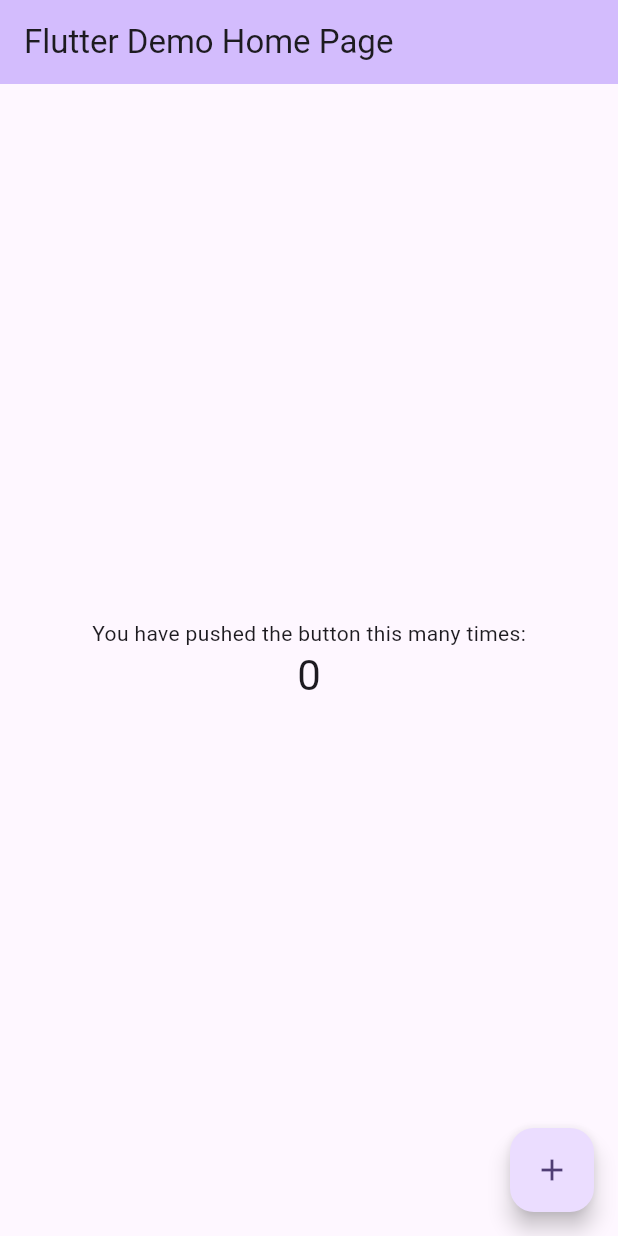
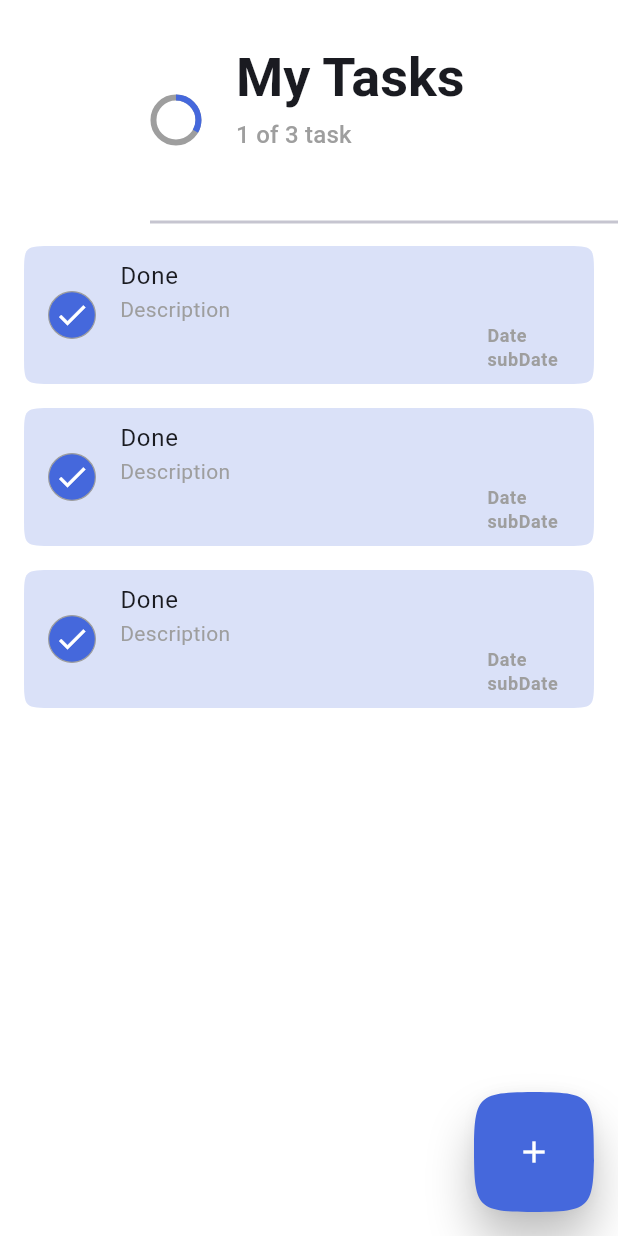
Before and after one commit to Yossef-Dawoad/el-todo, a Flutter app: the screen it shows after launch, on a phone screen of 412 x 824 dp. Run offline on Flutter 3.47's test engine with Material 3 defaults, Android fonts, the phone set to English and light mode, and no system bars; our stand-ins replace lottie.

Commit message:
implement home view

```diff
--- a/lib/main.dart
+++ b/lib/main.dart
@@ -1,4 +1,7 @@
+import 'package:el_todo/utils/theming.dart';
 import 'package:flutter/material.dart';
+
+import 'views/home/home_view.dart';
 
 void main() {
   runApp(const MyApp());
@@ -12,114 +15,9 @@
   Widget build(BuildContext context) {
     return MaterialApp(
       title: 'Flutter Demo',
-      theme: ThemeData(
-        // This is the theme of your application.
-        //
-        // TRY THIS: Try running your application with "flutter run". You'll see
-        // the application has a purple toolbar. Then, without quitting the app,
-        // try changing the seedColor in the colorScheme below to Colors.green
-        // and then invoke "hot reload" (save your changes or press the "hot
-        // reload" button in a Flutter-supported IDE, or press "r" if you used
-        // the command line to start the app).
-        //
-        // Notice that the counter didn't reset back to zero; the application
-        // state is not lost during the reload. To reset the state, use hot
-        // restart instead.
-        //
-        // This works for code too, not just values: Most code changes can be
-        // tested with just a hot reload.
-        colorScheme: ColorScheme.fromSeed(seedColor: Colors.deepPurple),
-        useMaterial3: true,
-      ),
-      home: const MyHomePage(title: 'Flutter Demo Home Page'),
+      theme: AppThemes.lightTheme,
+      debugShowCheckedModeBanner: false,
+      home: HomeView(),
     );
   }
 }
-
-class MyHomePage extends StatefulWidget {
-  const MyHomePage({super.key, required this.title});
-
-  // This widget is the home page of your application. It is stateful, meaning
-  // that it has a State object (defined below) that contains fields that affect
-  // how it looks.
-
-  // This class is the configuration for the state. It holds the values (in this
-  // case the title) provided by the parent (in this case the App widget) and
-  // used by the build method of the State. Fields in a Widget subclass are
-  // always marked "final".
-
-  final String title;
-
-  @override
-  State<MyHomePage> createState() => _MyHomePageState();
-}
-
-class _MyHomePageState extends State<MyHomePage> {
-  int _counter = 0;
-
-  void _incrementCounter() {
-    setState(() {
-      // This call to setState tells the Flutter framework that something has
-      // changed in this State, which causes it to rerun the build method below
-      // so that the display can reflect the updated values. If we changed
-      // _counter without calling setState(), then the build method would not be
-      // called again, and so nothing would appear to happen.
-      _counter++;
-    });
-  }
-
-  @override
-  Widget build(BuildContext context) {
-    // This method is rerun every time setState is called, for instance as done
-    // by the _incrementCounter method above.
-    //
-    // The Flutter framework has been optimized to make rerunning build methods
-    // fast, so that you can just rebuild anything that needs updating rather
-    // than having to individually change instances of widgets.
-    return Scaffold(
-      appBar: AppBar(
-        // TRY THIS: Try changing the color here to a specific color (to
-        // Colors.amber, perhaps?) and trigger a hot reload to see the AppBar
-        // change color while the other colors stay the same.
-        backgroundColor: Theme.of(context).colorScheme.inversePrimary,
-        // Here we take the value from the MyHomePage object that was created by
-        // the App.build method, and use it to set our appbar title.
-        title: Text(widget.title),
-      ),
-      body: Center(
-        // Center is a layout widget. It takes a single child and positions it
-        // in the middle of the parent.
-        child: Column(
-          // Column is also a layout widget. It takes a list of children and
-          // arranges them vertically. By default, it sizes itself to fit its
-          // children horizontally, and tries to be as tall as its parent.
-          //
-          // Column has various properties to control how it sizes itself and
-          // how it positions its children. Here we use mainAxisAlignment to
-          // center the children vertically; the main axis here is the vertical
-          // axis because Columns are vertical (the cross axis would be
-          // horizontal).
-          //
-          // TRY THIS: Invoke "debug painting" (choose the "Toggle Debug Paint"
-          // action in the IDE, or press "p" in the console), to see the
-          // wireframe for each widget.
-          mainAxisAlignment: MainAxisAlignment.center,
-          children: <Widget>[
-            const Text(
-              'You have pushed the button this many times:',
-            ),
-            Text(
-              '$_counter',
-              style: Theme.of(context).textTheme.headlineMedium,
-            ),
-          ],
-        ),
-      ),
-      floatingActionButton: FloatingActionButton(
-        onPressed: _incrementCounter,
-        tooltip: 'Increment',
-        child: const Icon(Icons.add),
-      ), // This trailing comma makes auto-formatting nicer for build methods.
-    );
-  }
-}
--- /dev/null
+++ b/lib/utils/extensions/sized_box_ext.dart
@@ -0,0 +1,6 @@
+import 'package:flutter/material.dart';
+
+class WhiteSpaces {
+  static SizedBox verticalSpace(double val) => SizedBox(height: val);
+  static SizedBox horizontalSpace(double val) => SizedBox(width: val);
+}
--- a/lib/utils/theme.dart
+++ /dev/null
@@ -1,39 +0,0 @@
-import 'package:flutter/material.dart';
-
-class AppThemes {
-  static ThemeData get lightTheme {
-    return ThemeData(
-      textTheme: const TextTheme(
-        //headline1
-        displayLarge: TextStyle(
-          color: Colors.black,
-          fontSize: 45,
-          fontWeight: FontWeight.bold,
-        ),
-        //subtitle1
-        titleMedium: TextStyle(
-          color: Colors.grey,
-          fontSize: 16,
-          fontWeight: FontWeight.w300,
-        ),
-        // headline2
-        displayMedium: TextStyle(color: Colors.white, fontSize: 21),
-        // headline3
-        displaySmall: TextStyle(
-          color: Color.fromARGB(255, 234, 234, 234),
-          fontSize: 14,
-          fontWeight: FontWeight.w400,
-        ),
-        //headline4
-        headlineMedium: TextStyle(color: Colors.grey, fontSize: 17),
-        //headline5
-        headlineSmall: TextStyle(color: Colors.grey, fontSize: 16),
-        //subtitle2
-        titleSmall: TextStyle(color: Colors.black, fontWeight: FontWeight.w500),
-        //headline6
-        titleLarge: TextStyle(
-            fontSize: 40, color: Colors.black, fontWeight: FontWeight.w300),
-      ),
-    );
-  }
-}
--- /dev/null
+++ b/lib/utils/theming.dart
@@ -0,0 +1,12 @@
+import 'package:el_todo/utils/app_colors.dart';
+import 'package:flutter/material.dart';
+
+class AppThemes {
+  static ThemeData get lightTheme {
+    return ThemeData(
+        useMaterial3: true,
+        colorScheme: ColorScheme.fromSeed(
+          seedColor: Pallete.primaryColor,
+        ));
+  }
+}
--- /dev/null
+++ b/lib/views/home/home_view.dart
@@ -0,0 +1,148 @@
+import 'package:el_todo/utils/app_colors.dart';
+import 'package:el_todo/utils/extensions/sized_box_ext.dart';
+import 'package:el_todo/utils/strings.dart';
+import 'package:flutter/gestures.dart';
+import 'package:flutter/material.dart';
+import 'package:flutter/widgets.dart';
+import 'package:lottie/lottie.dart';
+
+import 'widgets/task_tile.dart';
+
+class HomeView extends StatefulWidget {
+  const HomeView({super.key});
+
+  @override
+  State<HomeView> createState() => _HomeViewState();
+}
+
+class _HomeViewState extends State<HomeView> {
+  List<String> testingList = [
+    'Done',
+    'To Do',
+    'Doing',
+  ];
+  @override
+  Widget build(BuildContext context) {
+    return Scaffold(
+      backgroundColor: Colors.white,
+      floatingActionButton: SizedBox(
+        width: 80,
+        height: 80,
+        child: FloatingActionButton(
+          shape: ContinuousRectangleBorder(
+            borderRadius: BorderRadius.circular(80 * 0.6),
+          ),
+          elevation: 10.0,
+          onPressed: () {},
+          backgroundColor: Pallete.primaryColor,
+          child: const Icon(Icons.add, color: Colors.white),
+        ),
+      ),
+      body: SafeArea(
+        child: SizedBox(
+          height: double.infinity,
+          width: double.infinity,
+          child: Column(
+            children: [
+              Container(
+                margin: const EdgeInsets.only(top: 30),
+                height: 100,
+                child: Row(
+                  mainAxisAlignment: MainAxisAlignment.center,
+                  children: [
+                    const SizedBox(
+                      height: 30,
+                      width: 30,
+                      child: CircularProgressIndicator(
+                        backgroundColor: Colors.grey,
+                        value: 1 / 3,
+                        valueColor:
+                            AlwaysStoppedAnimation<Color>(Pallete.primaryColor),
+                      ),
+                    ),
+                    WhiteSpaces.horizontalSpace(25),
+                    Column(
+                      crossAxisAlignment: CrossAxisAlignment.start,
+                      children: [
+                        Text(
+                          AppString.mainTitle,
+                          style: Theme.of(context)
+                              .textTheme
+                              .displaySmall
+                              ?.copyWith(fontWeight: FontWeight.w600),
+                        ),
+                        WhiteSpaces.verticalSpace(4),
+                        Text(
+                          "1 of 3 task",
+                          style: Theme.of(context)
+                              .textTheme
+                              .titleMedium
+                              ?.copyWith(color: Colors.grey),
+                        ),
+                      ],
+                    )
+                  ],
+                ),
+              ),
+              //Divider
+              const Padding(
+                  padding: EdgeInsets.only(top: 10),
+                  child: Divider(indent: 100, thickness: 2)),
+              Expanded(
+                child: testingList.isNotEmpty
+                    ? ListView.builder(
+                        physics: const BouncingScrollPhysics(),
+                        itemCount: testingList.length,
+                        itemBuilder: (context, index) => Dismissible(
+                          key: UniqueKey(),
+                          dismissThresholds: const {
+                            DismissDirection.startToEnd: 0.7,
+                            DismissDirection.endToStart: 0.6,
+                          },
+                          dragStartBehavior: DragStartBehavior.down,
+                          onDismissed: (direction) {
+                            print(testingList);
+                            testingList.removeAt(index);
+                            setState(() {});
+                            ScaffoldMessenger.of(context).showSnackBar(
+                              SnackBar(
+                                content: Text('${testingList[index]} deleted'),
+                              ),
+                            );
+                          },
+                          background: Row(
+                            mainAxisAlignment: MainAxisAlignment.center,
+                            children: [
+                              Icon(
+                                Icons.delete_outline_rounded,
+                                color: Colors.red,
+                              ),
+                              WhiteSpaces.horizontalSpace(8),
+                              Text(AppString.deletedTask)
+                            ],
+                          ),
+                          child: TaskTileWidget(),
+                        ),
+                      )
+                    : Column(
+                        mainAxisAlignment: MainAxisAlignment.center,
+                        children: [
+                          SizedBox(
+                            width: 200,
+                            height: 200,
+                            child: Lottie.asset(
+                              'assets/lottie/1.json',
+                              animate: testingList.isNotEmpty ? false : true,
+                            ),
+                          ),
+                          const Text(AppString.doneAllTask),
+                        ],
+                      ),
+              )
+            ],
+          ),
+        ),
+      ),
+    );
+  }
+}
--- /dev/null
+++ b/lib/views/home/widgets/task_tile.dart
@@ -0,0 +1,84 @@
+import 'package:el_todo/utils/app_colors.dart';
+import 'package:flutter/material.dart';
+
+class TaskTileWidget extends StatelessWidget {
+  const TaskTileWidget({super.key});
+
+  @override
+  Widget build(BuildContext context) {
+    return InkWell(
+      onTap: () {},
+      child: AnimatedContainer(
+        duration: const Duration(milliseconds: 600),
+        decoration: ShapeDecoration(
+          color: Pallete.primaryColor.withOpacity(0.2),
+          shape: ContinuousRectangleBorder(
+            borderRadius: BorderRadius.circular(20),
+          ),
+          // shadows: [
+          //   BoxShadow(
+          //     color: Colors.black.withOpacity(0.1),
+          //     blurRadius: 30,
+          //     offset: const Offset(0, 4),
+          //   )
+          // ],
+        ),
+        margin: const EdgeInsets.symmetric(
+          horizontal: 16,
+          vertical: 8,
+        ),
+        child: ListTile(
+          leading: InkWell(
+            onTap: () {},
+            child: AnimatedContainer(
+              height: 32,
+              width: 32,
+              duration: const Duration(milliseconds: 600),
+              decoration: BoxDecoration(
+                shape: BoxShape.circle,
+                color: Pallete.primaryColor,
+                border: Border.all(width: 0.8, color: Colors.grey),
+              ),
+              child: Icon(Icons.check, color: Colors.white),
+            ),
+          ),
+          title: Text("Done"),
+          subtitle: Column(
+            crossAxisAlignment: CrossAxisAlignment.start,
+            children: [
+              Text(
+                "Description",
+                style: Theme.of(context)
+                    .textTheme
+                    .bodyMedium
+                    ?.copyWith(color: Colors.grey),
+              ),
+              Align(
+                alignment: Alignment.centerRight,
+                child: Column(
+                  crossAxisAlignment: CrossAxisAlignment.start,
+                  children: [
+                    Text(
+                      'Date',
+                      style: Theme.of(context).textTheme.bodySmall?.copyWith(
+                            color: Colors.grey,
+                            fontWeight: FontWeight.bold,
+                          ),
+                    ),
+                    Text(
+                      'subDate',
+                      style: Theme.of(context).textTheme.bodySmall?.copyWith(
+                            color: Colors.grey,
+                            fontWeight: FontWeight.bold,
+                          ),
+                    ),
+                  ],
+                ),
+              )
+            ],
+          ),
+        ),
+      ),
+    );
+  }
+}
--- a/pubspec.yaml
+++ b/pubspec.yaml
@@ -50,12 +50,6 @@ dependencies:
 dev_dependencies:
   flutter_test:
     sdk: flutter
-
-  # The "flutter_lints" package below contains a set of recommended lints to
-  # encourage good coding practices. The lint set provided by the package is
-  # activated in the `analysis_options.yaml` file located at the root of your
-  # package. See that file for information about deactivating specific lint
-  # rules and activating additional ones.
   flutter_lints: ^3.0.2
 
 # For information on the generic Dart part of this file, see the
```
Also changed, not shown: 1 other file.
